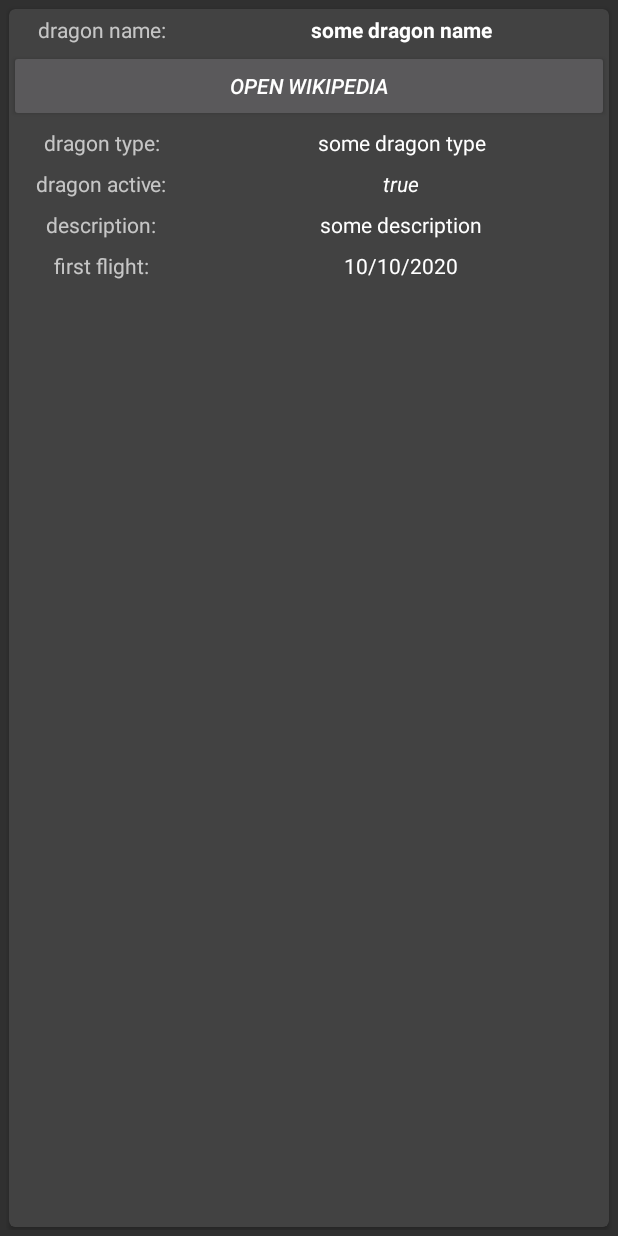
After one commit to batulovandrey/spacex, an Android app: the layout dragon_item.xml on its own in the app's theme, with its tools: preview values and no code run, on a phone screen of 412 x 824 dp. The commit adds this screen. Run offline under Robolectric (Android 15) with nearby library versions, the phone set to English and light mode, and no system bars.

Commit message:
added DragonAdapter and layout for it

```diff
--- /dev/null
+++ b/app/src/main/java/com/example/butul0ve/spacex/adapter/DragonAdapter.kt
@@ -0,0 +1,50 @@
+package com.example.butul0ve.spacex.adapter
+
+import android.view.LayoutInflater
+import android.view.View
+import android.view.ViewGroup
+import android.widget.*
+import androidx.recyclerview.widget.RecyclerView
+import com.bumptech.glide.Glide
+import com.example.butul0ve.spacex.R
+import com.example.butul0ve.spacex.bean.Dragon
+
+class DragonAdapter(private val dragons: List<Dragon>): RecyclerView.Adapter<DragonAdapter.DragonViewHolder>() {
+
+    override fun onCreateViewHolder(parent: ViewGroup, viewType: Int): DragonViewHolder {
+        val view = LayoutInflater.from(parent.context).inflate(R.layout.dragon_item, null)
+        return DragonViewHolder(view)
+    }
+
+    override fun getItemCount(): Int {
+        return dragons.size
+    }
+
+    override fun onBindViewHolder(holder: DragonViewHolder, position: Int) {
+        val dragon = dragons[position]
+        holder.bind(dragon)
+    }
+
+    class DragonViewHolder(itemView: View) : RecyclerView.ViewHolder(itemView) {
+
+        fun bind(dragon: Dragon) {
+            itemView.findViewById<TextView>(R.id.dragon_name_text_view).text = dragon.name
+            itemView.findViewById<TextView>(R.id.dragon_type_text_view).text = dragon.type
+            itemView.findViewById<TextView>(R.id.dragon_active_text_view).text = dragon.isActive.toString()
+            itemView.findViewById<TextView>(R.id.dragon_description_text_view).text = dragon.description
+            itemView.findViewById<TextView>(R.id.first_flight_text_view).text = dragon.firstFlight
+
+            if (dragon.images.isNotEmpty()) {
+                val tableLayout = TableLayout(itemView.context)
+                dragon.images.forEach {
+                    val iv = ImageView(itemView.context)
+                    Glide.with(itemView.context)
+                            .load(it)
+                            .into(iv)
+                    tableLayout.addView(iv)
+                }
+                itemView.findViewById<LinearLayout>(R.id.images_layout).addView(tableLayout)
+            }
+        }
+    }
+}
--- /dev/null
+++ b/app/src/main/res/layout/dragon_item.xml
@@ -0,0 +1,146 @@
+<?xml version="1.0" encoding="utf-8"?>
+<RelativeLayout xmlns:android="http://schemas.android.com/apk/res/android"
+    xmlns:app="http://schemas.android.com/apk/res-auto"
+    xmlns:tools="http://schemas.android.com/tools"
+    android:layout_width="match_parent"
+    android:layout_height="match_parent"
+    android:padding="4dp">
+
+    <androidx.cardview.widget.CardView
+        android:layout_width="match_parent"
+        android:layout_height="match_parent"
+        android:layout_margin="2dp"
+        app:cardCornerRadius="4dp"
+        app:cardMaxElevation="4dp">
+
+        <TableLayout
+            android:id="@+id/table_layout"
+            android:layout_width="match_parent"
+            android:layout_height="match_parent"
+            android:stretchColumns="0,1">
+
+            <TableRow
+                android:layout_width="match_parent"
+                android:layout_height="wrap_content">
+
+                <TextView
+                    android:layout_width="wrap_content"
+                    android:layout_height="wrap_content"
+                    android:gravity="center"
+                    android:padding="4dp"
+                    android:text="@string/dragon_name" />
+
+                <TextView
+                    android:id="@+id/dragon_name_text_view"
+                    android:layout_width="wrap_content"
+                    android:layout_height="wrap_content"
+                    android:gravity="center"
+                    android:padding="4dp"
+                    android:textColor="@color/white"
+                    android:textStyle="bold"
+                    tools:text="some dragon name" />
+
+            </TableRow>
+
+            <Button
+                android:id="@+id/open_wiki_button"
+                style="@style/ArticleButton"
+                android:layout_width="match_parent"
+                android:layout_height="wrap_content"
+                android:layout_gravity="center_vertical"
+                android:padding="4dp"
+                android:text="@string/wiki_button"
+                android:textStyle="italic" />
+
+            <TableRow
+                android:layout_width="match_parent"
+                android:layout_height="wrap_content">
+
+                <TextView
+                    android:layout_width="wrap_content"
+                    android:layout_height="wrap_content"
+                    android:gravity="center"
+                    android:padding="4dp"
+                    android:text="@string/dragon_type" />
+
+                <TextView
+                    android:id="@+id/dragon_type_text_view"
+                    android:layout_width="wrap_content"
+                    android:layout_height="wrap_content"
+                    android:gravity="center"
+                    android:padding="4dp"
+                    android:textColor="@color/white"
+                    tools:text="some dragon type" />
+
+            </TableRow>
+
+            <TableRow
+                android:layout_width="match_parent"
+                android:layout_height="wrap_content">
+
+                <TextView
+                    android:layout_width="wrap_content"
+                    android:layout_height="wrap_content"
+                    android:gravity="center"
+                    android:padding="4dp"
+                    android:text="@string/dragon_active" />
+
+                <TextView
+                    android:id="@+id/dragon_active_text_view"
+                    android:layout_width="match_parent"
+                    android:layout_height="wrap_content"
+                    android:gravity="center"
+                    android:padding="4dp"
+                    android:textColor="@color/white"
+                    android:textStyle="italic"
+                    tools:text="true" />
+            </TableRow>
+
+            <TableRow>
+
+                <TextView
+                    android:layout_width="wrap_content"
+                    android:layout_height="wrap_content"
+                    android:gravity="center"
+                    android:padding="4dp"
+                    android:text="@string/description" />
+
+                <TextView
+                    android:id="@+id/dragon_description_text_view"
+                    android:layout_width="250dp"
+                    android:layout_height="wrap_content"
+                    android:gravity="center"
+                    android:padding="4dp"
+                    android:textColor="@color/white"
+                    tools:text="some description" />
+            </TableRow>
+
+            <TableRow>
+
+                <TextView
+                    android:layout_width="wrap_content"
+                    android:layout_height="wrap_content"
+                    android:gravity="center"
+                    android:padding="4dp"
+                    android:text="@string/first_flight" />
+
+                <TextView
+                    android:id="@+id/first_flight_text_view"
+                    android:layout_width="250dp"
+                    android:layout_height="wrap_content"
+                    android:gravity="center"
+                    android:padding="4dp"
+                    android:textColor="@color/white"
+                    tools:text="10/10/2020" />
+            </TableRow>
+
+            <LinearLayout
+                android:id="@+id/images_layout"
+                android:orientation="vertical"
+                android:layout_width="wrap_content"
+                android:layout_height="wrap_content"/>
+
+        </TableLayout>
+
+    </androidx.cardview.widget.CardView>
+</RelativeLayout>
--- a/app/src/main/res/values/strings.xml
+++ b/app/src/main/res/values/strings.xml
@@ -8,4 +8,10 @@
     <string name="error">something went wrong</string>
     <string name="try_again">try again</string>
     <string name="no_info">no info</string>
+    <string name="dragon_name">dragon name:</string>
+    <string name="dragon_type">dragon type:</string>
+    <string name="dragon_active">dragon active:</string>
+    <string name="description">description:</string>
+    <string name="wiki_button">open wikipedia</string>
+    <string name="first_flight">first flight:</string>
 </resources>
```
